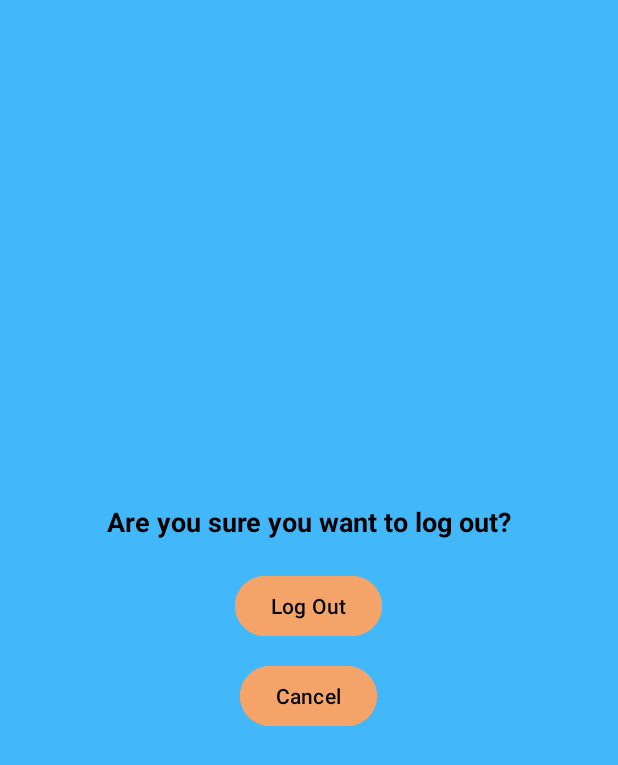
After one commit to Bellasaurusx/HouseHeroesV2, an Android app: the LogOutActivity screen opened directly, with no data from a screen before it, on a phone screen of 412 x 824 dp. The commit adds this screen. Shown: the top 765 px of the screen. Run offline under Robolectric (Android 15) with nearby library versions, the phone set to English and light mode, and no system bars; our stand-ins replace Firebase (no records; nobody signed in at launch, a user with empty details on screens opened directly).

Commit message:
Added Log Out screen and button to Parent Dashboard menu. Successfully integrated it with Firebase so the button actually logs user out.

```diff
--- /dev/null
+++ b/app/src/main/java/com/example/househeroesv2/LogOutActivity.kt
@@ -0,0 +1,30 @@
+package com.example.househeroesv2
+
+import android.content.Intent
+import android.os.Bundle
+import android.widget.Button
+import androidx.appcompat.app.AppCompatActivity
+import com.google.firebase.auth.FirebaseAuth
+
+class LogOutActivity : AppCompatActivity() {
+    override fun onCreate(savedInstanceState: Bundle?) {
+        super.onCreate(savedInstanceState)
+        setContentView(R.layout.activity_log_out)
+
+        val confirmLogoutButton: Button = findViewById(R.id.confirm_logout_button)
+        val cancelLogoutButton: Button = findViewById(R.id.cancel_logout_button)
+
+        confirmLogoutButton.setOnClickListener {
+            FirebaseAuth.getInstance().signOut()
+
+            val intent = Intent(this, LoginActivity::class.java)
+            intent.flags = Intent.FLAG_ACTIVITY_NEW_TASK or Intent.FLAG_ACTIVITY_CLEAR_TASK
+            startActivity(intent)
+            finish()
+        }
+
+        cancelLogoutButton.setOnClickListener {
+            finish()
+        }
+    }
+}
--- a/app/src/main/java/com/example/househeroesv2/ParentDashboardScreen.kt
+++ b/app/src/main/java/com/example/househeroesv2/ParentDashboardScreen.kt
@@ -55,6 +55,9 @@ class ParentDashboardScreen : AppCompatActivity() {
                 R.id.delete_account_button -> {
                     startActivity(Intent(this, DeleteAccountActivity::class.java))
                 }
+                R.id.log_out_button -> {
+                    startActivity(Intent(this, LogOutActivity::class.java))
+                }
             }
             drawerLayout.closeDrawers()
             true
--- /dev/null
+++ b/app/src/main/res/layout/activity_log_out.xml
@@ -0,0 +1,38 @@
+<?xml version="1.0" encoding="utf-8"?>
+
+<LinearLayout
+        xmlns:android="http://schemas.android.com/apk/res/android"
+        android:layout_width="match_parent"
+        android:layout_height="match_parent"
+        android:gravity="center"
+        android:orientation="vertical"
+        android:padding="24dp"
+        android:background="@color/blue">
+
+    <TextView
+            android:layout_width="wrap_content"
+            android:layout_height="wrap_content"
+            android:text="@string/logout_confirm_message"
+            android:textSize="18sp"
+            android:textStyle="bold"
+            android:textColor="@color/black"
+            android:layout_marginBottom="20dp" />
+
+    <Button
+            android:id="@+id/confirm_logout_button"
+            android:layout_width="wrap_content"
+            android:layout_height="wrap_content"
+            android:text="@string/confirm_logout_btn"
+            android:backgroundTint="@color/orange_peach"
+            android:textColor="@color/black"
+            android:layout_marginBottom="12dp" />
+
+    <Button
+            android:id="@+id/cancel_logout_button"
+            android:layout_width="wrap_content"
+            android:layout_height="wrap_content"
+            android:text="@string/cancel_logout_btn"
+            android:backgroundTint="@color/orange_peach"
+            android:textColor="@color/black" />
+
+</LinearLayout>
--- a/app/src/main/res/menu/drawer_menu.xml
+++ b/app/src/main/res/menu/drawer_menu.xml
@@ -9,4 +9,8 @@
         android:id="@+id/delete_account_button"
         android:title="@string/btn_delete_account" />
 
+    <item
+        android:id="@+id/log_out_button"
+        android:title="@string/btn_log_out" />
+
 </menu>
--- a/app/src/main/res/values/strings.xml
+++ b/app/src/main/res/values/strings.xml
@@ -39,9 +39,17 @@
     <string name="btn_delete_account">Delete Account</string>
 
     <string name="title_delete_account">Delete Account</string>
-    <string name="warning_delete_account">Are you sure you want to delete your account? This action cannot be undone.</string>
+    <string name="warning_delete_account">Are you sure you want to delete your account? This action cannot be undone.
+    </string>
     <string name="btn_confirm_delete">Confirm Deletion</string>
     <string name="btn_cancel_delete">Cancel</string>
+
+    <string name="btn_log_out">Log Out</string>
+    <string name="title_log_out">Log Out</string>
+
+    <string name="logout_confirm_message">Are you sure you want to log out?</string>
+    <string name="confirm_logout_btn">Log Out</string>
+    <string name="cancel_logout_btn">Cancel</string>
 
     <string name="lorem_ipsum" translatable="false">
         Lorem ipsum dolor sit amet, consectetur adipiscing elit. Nam in scelerisque sem. Mauris volutpat, dolor id
```
Also changed, not shown: app/src/main/AndroidManifest.xml (+15 -19 lines), 2 other files.
